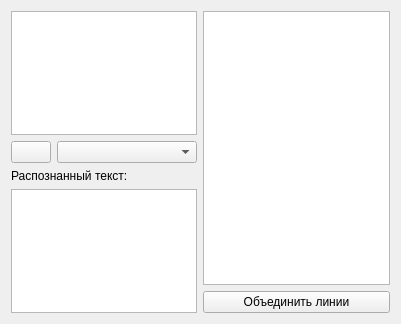
Before: the Qt Designer form MapVectorization/map-app/classificwidget.ui in YulyIllarionov/MapVectorization, drawn with Qt 5.
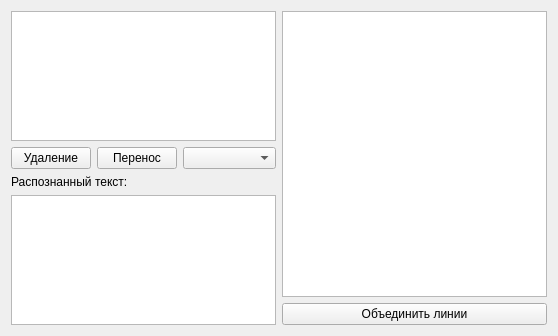
After: the same form once the commit is applied. Icons and pictures are not drawn.

```diff
--- a/MapVectorization/map-app/classificwidget.ui
+++ b/MapVectorization/map-app/classificwidget.ui
@@ -6,8 +6,8 @@
    <rect>
     <x>0</x>
     <y>0</y>
-    <width>401</width>
-    <height>324</height>
+    <width>558</width>
+    <height>336</height>
    </rect>
   </property>
   <property name="windowTitle">
@@ -20,7 +20,7 @@
       <widget class="QListWidget" name="listWidget"/>
      </item>
      <item>
-      <layout class="QHBoxLayout" name="horizontalLayout">
+      <layout class="QHBoxLayout" name="horizontalLayout" stretch="1,1,10">
        <item>
         <widget class="QPushButton" name="lasso">
          <property name="sizePolicy">
@@ -30,12 +30,22 @@
           </sizepolicy>
          </property>
          <property name="text">
-          <string/>
+          <string>Удаление</string>
          </property>
          <property name="icon">
           <iconset>
            <normaloff>resources/icons/lasso.ico</normaloff>resources/icons/lasso.ico</iconset>
          </property>
+         <attribute name="buttonGroup">
+          <string notr="true">buttonGroup</string>
+         </attribute>
+        </widget>
+       </item>
+       <item>
+        <widget class="QPushButton" name="lassoMove">
+         <property name="text">
+          <string>Перенос</string>
+         </property>
          <property name="checkable">
           <bool>true</bool>
          </property>
```
Left out of the diff: 11 changed lines with no effect on the pictures.
